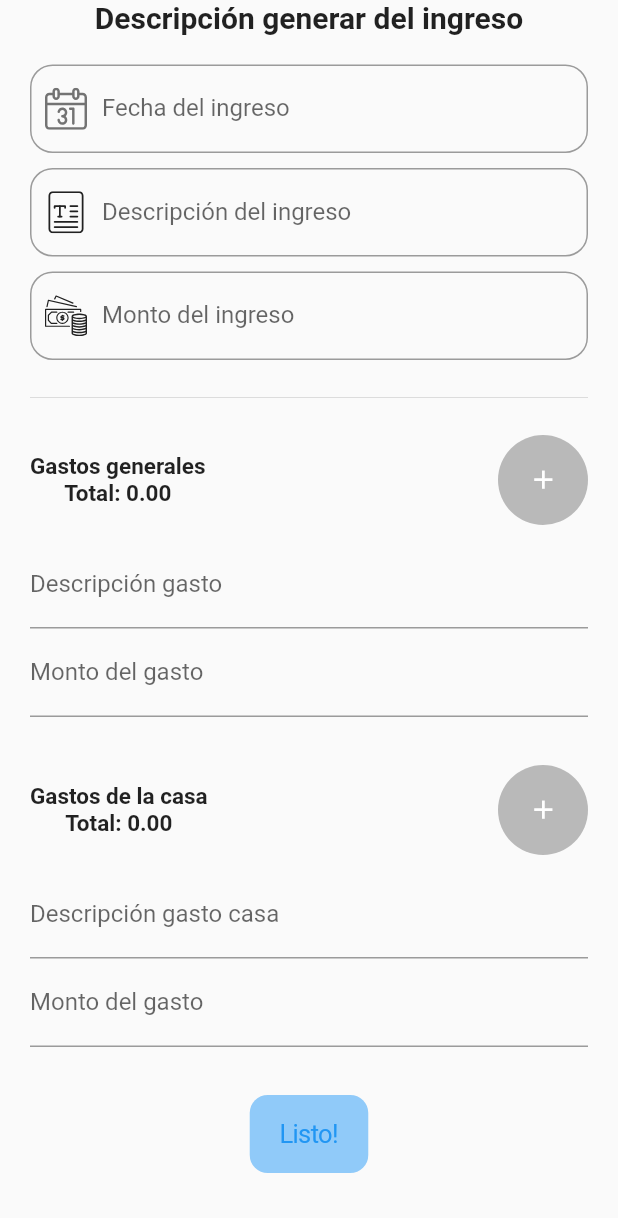
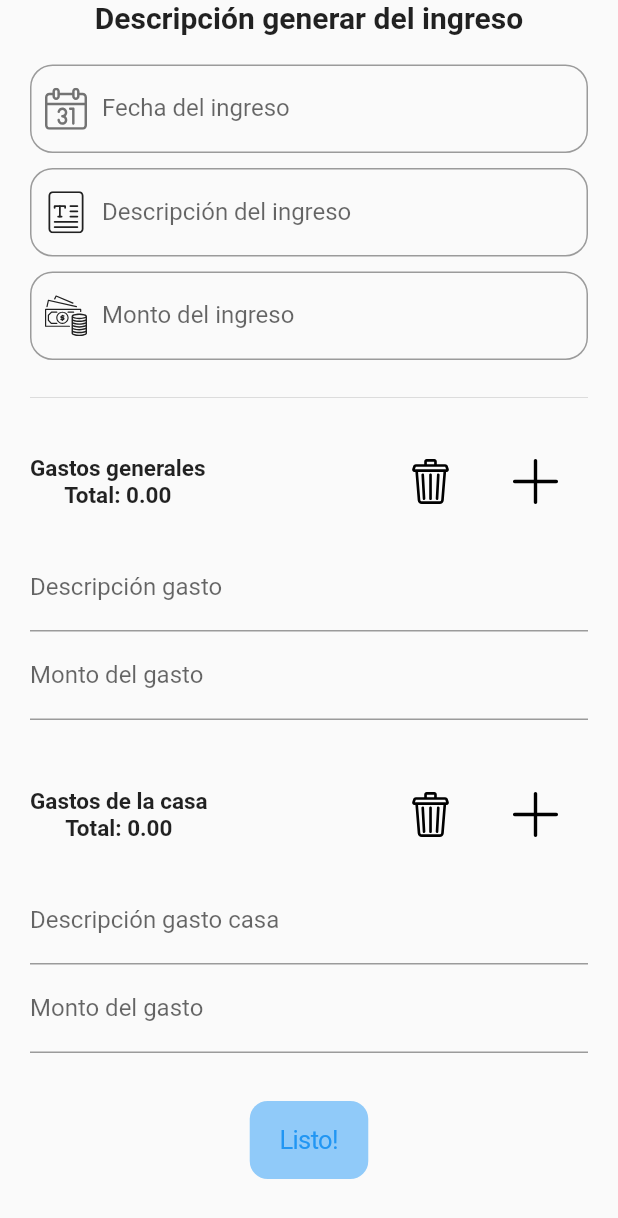
Before and after one commit to gramirezg10/flutter_gastos_app, a Flutter app: the AddSpendTab widget shown alone on an empty page, opened directly, on a phone screen of 412 x 824 dp. Shown: the top 1218 px of the screen. Run offline on Flutter 3.47's test engine with Material 2 defaults, Android fonts, the phone set to English and light mode, and no system bars; our stand-ins replace after_layout, dio, flutter_svg, font_awesome_flutter, google_sign_in, shared_preferences; accounts and stored records are empty.

Commit message:
se desarrolla la funcionalidad de limpiar las listas de los detalles cuando se está creando el gasto

```diff
--- a/lib/src/pages/home_page_tabs/add_spend_tab.dart
+++ b/lib/src/pages/home_page_tabs/add_spend_tab.dart
@@ -44,7 +44,7 @@ class _AddSpendTabState extends State<AddSpendTab> {
 
   bool init = true;
 
-  TextStyle _textStyle= TextStyle(fontSize: 15, fontWeight: FontWeight.bold);
+  TextStyle _textStyle = TextStyle(fontSize: 15, fontWeight: FontWeight.bold);
 
 // @override
 //   void initState() {
@@ -74,13 +74,17 @@ class _AddSpendTabState extends State<AddSpendTab> {
               _ingressDescription(),
               SizedBox(height: 10),
               _ingressAmount(),
-              if(!init) Container(
+              if (!init)
+                Container(
                   padding: EdgeInsets.symmetric(),
                   width: double.infinity,
                   child: Column(children: [
-                  if (_controllerAmount.text.isNotEmpty) Text('Ingreso: ${oCcy.format(double.parse(_controllerAmount.text))}',
+                    if (_controllerAmount.text.isNotEmpty)
+                      Text(
+                          'Ingreso: ${oCcy.format(double.parse(_controllerAmount.text))}',
                           style: _textStyle),
-                  if (_controllerAmount.text.isNotEmpty) Text('Saldo  : ${_getBalancePayment()}',
+                    if (_controllerAmount.text.isNotEmpty)
+                      Text('Saldo  : ${_getBalancePayment()}',
                           style: _textStyle),
                   ]),
                 ),
@@ -91,13 +95,17 @@ class _AddSpendTabState extends State<AddSpendTab> {
                   Column(
                     mainAxisAlignment: MainAxisAlignment.start,
                     children: [
-                      Text('Gastos generales',
-                          style: _textStyle),
+                      Text('Gastos generales', style: _textStyle),
                       Text('Total: ${oCcy.format(_totalSpend.toInt())}',
                           style: _textStyle),
                     ],
                   ),
+                  Row(
+                    children: [
+                      _clearListSpendDetail(),
                       _btnAddSpendDetail(),
+                    ],
+                  ),
                 ],
               ),
               SizedBox(height: 10),
@@ -114,13 +122,17 @@ class _AddSpendTabState extends State<AddSpendTab> {
                 children: [
                   Column(
                     children: [
-                      Text('Gastos de la casa',
-                          style: _textStyle),
+                      Text('Gastos de la casa', style: _textStyle),
                       Text('Total: ${oCcy.format(_totalHome.toInt())}',
                           style: _textStyle),
                     ],
                   ),
+                  Row(
+                    children: [
+                      _clearListSpendHomeDetail(),
                       _btnAddSpendHomeDetail(),
+                    ],
+                  ),
                 ],
               ),
               SizedBox(height: 10),
@@ -221,8 +233,10 @@ class _AddSpendTabState extends State<AddSpendTab> {
       textInputAction: TextInputAction.next,
       onEditingComplete: () {
         setState(() {
-          if (_controllerAmount.text.isNotEmpty) init = false;
-          else init = true;
+          if (_controllerAmount.text.isNotEmpty)
+            init = false;
+          else
+            init = true;
         });
       },
       validator: (text) => _validateAmount(),
@@ -325,42 +339,51 @@ class _AddSpendTabState extends State<AddSpendTab> {
   Widget _btnAddSpendDetail() {
     return Container(
       alignment: Alignment.centerRight,
-      child: Container(
-        alignment: Alignment.center,
-        width: 60,
-        height: 60,
-        decoration: BoxDecoration(
-          color: Colors.black26,
-          shape: BoxShape.circle,
-        ),
       child: CupertinoButton(
-            child: Icon(
-              Icons.add,
-              color: Colors.white,
+          child: SvgPicture.asset(
+            'assets/icons/add.svg',
+            width: 30,
+            color: Colors.black,
           ),
           onPressed: _addSDDescAmount),
+    );
+  }
+
+  Widget _clearListSpendDetail() {
+    return Container(
+      child: CupertinoButton(
+          child: SvgPicture.asset(
+            'assets/icons/delete.svg',
+            width: 30,
+            color: Colors.black,
           ),
+          onPressed: _clearListSD),
     );
   }
 
   Widget _btnAddSpendHomeDetail() {
     return Container(
       alignment: Alignment.centerRight,
-      child: Container(
-        alignment: Alignment.center,
-        width: 60,
-        height: 60,
-        decoration: BoxDecoration(
-          color: Colors.black26,
-          shape: BoxShape.circle,
-        ),
       child: CupertinoButton(
-            child: Icon(
-              Icons.add,
-              color: Colors.white,
+          child: SvgPicture.asset(
+            'assets/icons/add.svg',
+            width: 30,
+            color: Colors.black,
           ),
           onPressed: _addHDDescAmount),
+    );
+  }
+
+  Widget _clearListSpendHomeDetail() {
+    return Container(
+      child: CupertinoButton(
+          child: SvgPicture.asset(
+            'assets/icons/delete.svg',
+            width: 30,
+            color: Colors.black,
           ),
+          // onPressed: (){}),
+          onPressed: _clearListHD)
     );
   }
 
@@ -432,6 +455,22 @@ class _AddSpendTabState extends State<AddSpendTab> {
       print('objeto vacío');
       return;
     }
+  }
+
+  void _clearListSD() {
+    setState((){
+      _listSpendDetail.clear();
+      _totalSpend = 0;
+    });
+    return;
+  }
+
+  void _clearListHD() {
+    setState((){
+      _listSpendHomeDetail.clear();
+      _totalHome = 0;
+    });
+    return;
   }
 
   void _addHDDescAmount() {
```
Also changed, not shown: assets/icons/delete.svg (added). Lines whose indentation alone changed are shown as unchanged.
